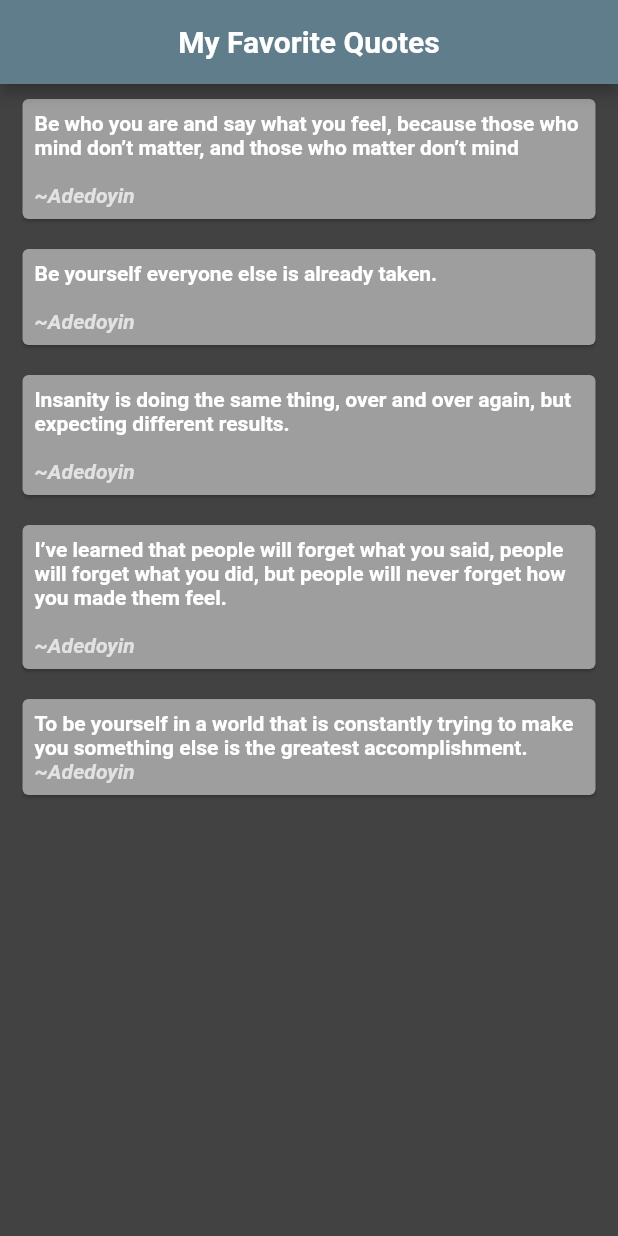
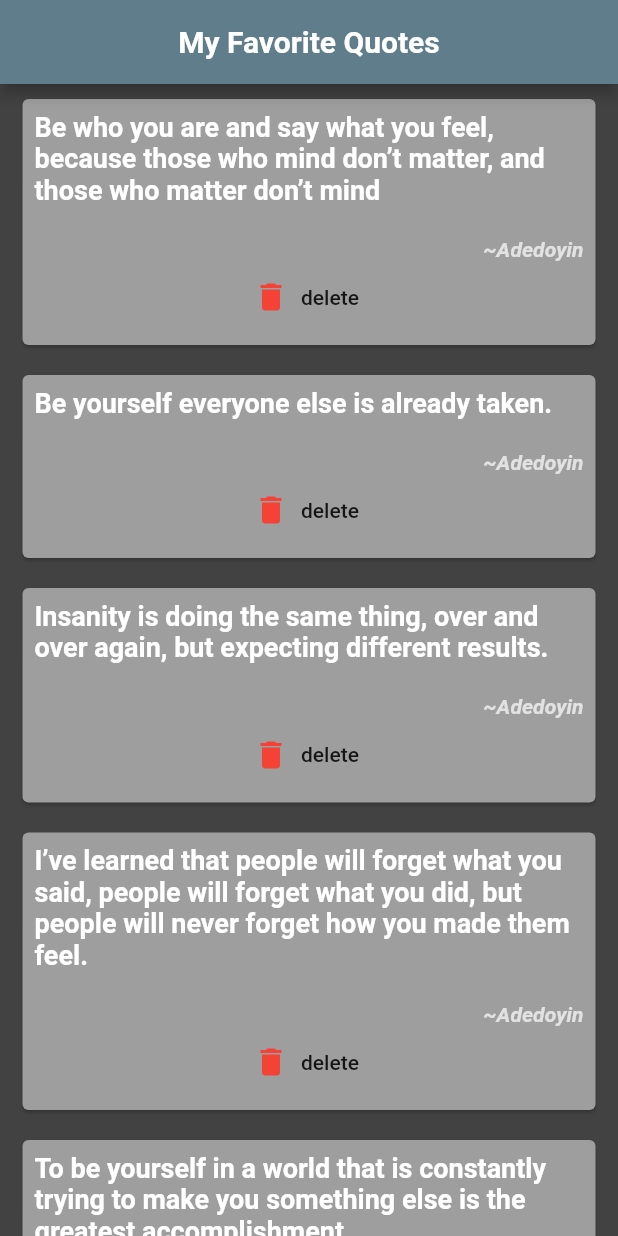
Before and after one commit to DevAdedoyin/my_quotes, a Flutter app: the screen it shows after launch, on a phone screen of 412 x 824 dp. Run offline on Flutter 3.47's test engine with Material 2 defaults, Android fonts, the phone set to English and light mode, and no system bars.

Commit message:
My quote App Completed

```diff
--- a/lib/main.dart
+++ b/lib/main.dart
@@ -1,6 +1,7 @@
 import 'package:flutter/cupertino.dart';
 import 'package:flutter/material.dart';
 import 'package:flutter/painting.dart';
+import 'package:myquotes/quote_card.dart';
 import 'package:myquotes/quotes.dart';
 
 void main() => runApp(MaterialApp(home: Quotes(),));
@@ -20,30 +21,13 @@ class _QuotesState extends State<Quotes> {
     MyQuotes(author: "~Adedoyin", quote:  'To be yourself in a world that is constantly trying to make you something else is the greatest accomplishment.'),
   ];
 
-  Widget quoteTemplate(quote){
-    return Card(
-      color: Colors.grey[500],
-      margin: EdgeInsets.fromLTRB(15, 10, 15, 10),
-      child: Padding(
-        padding: const EdgeInsets.all(8.0),
-        child: Column(
-          crossAxisAlignment: CrossAxisAlignment.stretch,
-          children: <Widget>[
-            Text(quote.quote, style: TextStyle(color: Colors.white, fontStyle: FontStyle.normal, fontWeight: FontWeight.bold),),
-            Text(quote.author, style: TextStyle(color: Colors.white70, fontStyle: FontStyle.italic, fontWeight: FontWeight.bold),),
-          ],
-        ),
-      ),
-    );
-  }
-
   @override
   Widget build(BuildContext context) {
     return Scaffold(
       backgroundColor: Colors.grey[800],
       appBar: AppBar(title: Text("My Favorite Quotes", style: TextStyle(fontWeight: FontWeight.bold),), backgroundColor: Colors.blueGrey[500], centerTitle: true,),
     body: Column(
-      children: quotes.map((quote) => quoteTemplate(quote)).toList(),
+      children: quotes.map((quote) => QuoteCard(quote: quote, delete: () { setState(() {quotes.remove(quote);});})).toList(),
     ),
     );
   }
--- /dev/null
+++ b/lib/quote_card.dart
@@ -0,0 +1,30 @@
+import 'package:flutter/cupertino.dart';
+import 'package:flutter/material.dart';
+import 'package:flutter/painting.dart';
+import 'package:myquotes/quotes.dart';
+
+class QuoteCard extends StatelessWidget {
+
+  final MyQuotes quote;
+  final Function delete;
+  QuoteCard({this.quote, this.delete});
+
+  @override
+  Widget build(BuildContext context) {
+    return Card(
+      color: Colors.grey[500],
+    margin: EdgeInsets.fromLTRB(15, 10, 15, 10),
+    child: Padding(
+    padding: const EdgeInsets.all(8.0),
+        child: Column(
+          crossAxisAlignment: CrossAxisAlignment.stretch,
+          children: <Widget>[
+            Text(quote.quote, style: TextStyle(color: Colors.white, fontStyle: FontStyle.normal, fontWeight: FontWeight.bold, fontSize: 18.0),),
+            Text(quote.author, textAlign: TextAlign.end, style: TextStyle(color: Colors.white70, fontStyle: FontStyle.italic, fontWeight: FontWeight.bold),),
+            FlatButton.icon(onPressed: delete, icon: Icon(Icons.delete,color: Colors.red,), label: Text("delete")),
+          ],
+        ),
+      ),
+    );
+  }
+}
```
